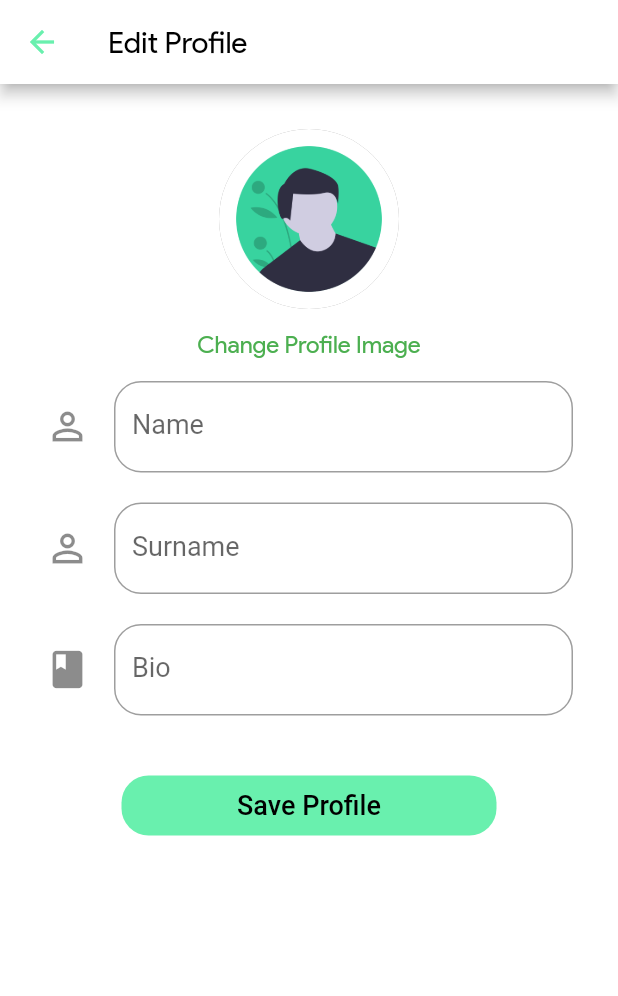
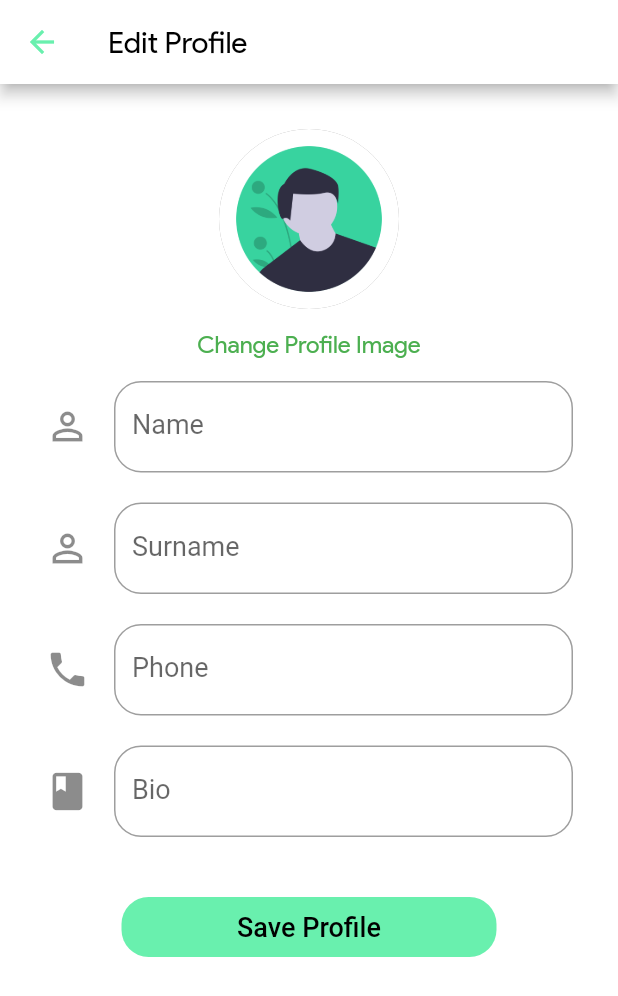
Before and after one commit to nikitafedorov008/folka, a Flutter app: the screen it shows once a user with an empty profile is signed in, item 5 of the bottom bar chosen, after a tap on the "settings" icon, on a phone screen of 412 x 824 dp. Shown: the top 996 px of the screen. Run offline on Flutter 3.47's test engine with Material 2 defaults, Android fonts, the phone set to English and light mode, and no system bars; our stand-ins replace cached_network_image, cloud_firestore, firebase_auth, firebase_storage, flutter_image_compress, image_cropper and 1 more; missing offline and left inert: animator, flutter_cupertino_date_picker, flutter_statusbarcolor; accounts and stored records are empty.

Commit message:
CreatePostScreen.dart new text fields works with DatabaseService.dart

```diff
--- a/lib/models/User.dart
+++ b/lib/models/User.dart
@@ -7,6 +7,7 @@ class User {
   final String birthdate;
   final String profileImageUrl;
   final String email;
+  final String phone;
   final String bio;
 
   User({
@@ -16,6 +17,7 @@ class User {
     this.birthdate,
     this.profileImageUrl,
     this.email,
+    this.phone,
     this.bio,
   });
 
@@ -27,6 +29,7 @@ class User {
       birthdate: doc['bithdate'],
       profileImageUrl: doc['profileImageUrl'],
       email: doc['email'],
+      phone: doc['phone'],
       bio: doc['bio'] ?? '',
     );
   }
--- a/lib/screens/CreatePostScreen.dart
+++ b/lib/screens/CreatePostScreen.dart
@@ -19,6 +19,9 @@ class CreatePostScreen extends StatefulWidget {
 class _CreatePostScreenState extends State<CreatePostScreen> {
   File _image;
   TextEditingController _captionController = TextEditingController();
+  TextEditingController _nameController = TextEditingController();
+  TextEditingController _priceController = TextEditingController();
+  TextEditingController _timeController = TextEditingController();
   String _caption = '';
   String _name = '';
   String _price = '';
@@ -313,10 +316,16 @@ class _CreatePostScreenState extends State<CreatePostScreen> {
 
       // Reset data
       _captionController.clear();
+      _nameController.clear();
+      _priceController.clear();
+      _timeController.clear();
 
       setState(() {
         _caption = '';
-        _image = null;
+        _name = '';
+        _price = '';
+        _time = '';
+        _category = null;
         _isLoading = false;
       });
     }
@@ -361,7 +370,7 @@ class _CreatePostScreenState extends State<CreatePostScreen> {
                 Padding(
                   padding: EdgeInsets.symmetric(horizontal: 30.0),
                   child: TextFormField(
-                    controller: _captionController,
+                    controller: _nameController,
                     style: TextStyle(fontSize: 18.0, fontFamily: 'productSans'),
                     decoration: InputDecoration(
                       border: new OutlineInputBorder(
@@ -377,7 +386,8 @@ class _CreatePostScreenState extends State<CreatePostScreen> {
                 Padding(
                   padding: EdgeInsets.symmetric(horizontal: 30.0),
                   child: TextFormField(
-                    controller: _captionController,
+                    keyboardType: TextInputType.numberWithOptions(),
+                    controller: _priceController,
                     style: TextStyle(fontSize: 18.0, fontFamily: 'productSans'),
                     decoration: InputDecoration(
                       border: new OutlineInputBorder(
@@ -393,7 +403,8 @@ class _CreatePostScreenState extends State<CreatePostScreen> {
                 Padding(
                   padding: EdgeInsets.symmetric(horizontal: 30.0),
                   child: TextFormField(
-                    controller: _captionController,
+                    keyboardType: TextInputType.numberWithOptions(),
+                    controller: _timeController,
                     style: TextStyle(fontSize: 18.0, fontFamily: 'productSans'),
                     decoration: InputDecoration(
                       border: new OutlineInputBorder(
--- a/lib/screens/EditProfileScreen.dart
+++ b/lib/screens/EditProfileScreen.dart
@@ -23,6 +23,7 @@ class _EditProfileScreenState extends State<EditProfileScreen> {
   File _profileImage;
   String _name = '';
   String _surname = '';
+  String _phone = '';
   String _birthdate = '';
   String _bio = '';
   bool _isLoading = false;
@@ -34,6 +35,7 @@ class _EditProfileScreenState extends State<EditProfileScreen> {
     super.initState();
     _name = widget.user.name;
     _surname = widget.user.surname;
+    _phone = widget.user.phone;
     _birthdate = widget.user.birthdate;
     _bio = widget.user.bio;
   }
@@ -88,6 +90,7 @@ class _EditProfileScreenState extends State<EditProfileScreen> {
         id: widget.user.id,
         name: _name,
         surname: _surname,
+        phone: _phone,
         birthdate: _birthdate,
         profileImageUrl: _profileImageUrl,
         bio: _bio,
@@ -253,6 +256,26 @@ class _EditProfileScreenState extends State<EditProfileScreen> {
                           : null,
                       onSaved: (input) => _name = input,
                     ),
+                    SizedBox(height: 20.0),
+                    TextFormField(
+                      initialValue: _phone,
+                      style: TextStyle(fontSize: 18.0),
+                      decoration: InputDecoration(
+                        border: new OutlineInputBorder(
+                          borderRadius: BorderRadius.circular(18.0),
+                          borderSide: new BorderSide(color: Colors.greenAccent),
+                        ),
+                        icon: Icon(
+                          Icons.phone,
+                          size: 30.0,
+                        ),
+                        labelText: 'Phone',
+                      ),
+                      validator: (input) => input.trim().length < 5
+                          ? 'Please enter a valid phone'
+                          : null,
+                      onSaved: (input) => _name = input,
+                    ),
                     /*SizedBox(height: 20.0),
                     GestureDetector(
                       //onTap: ()=> selectDate(context, DateTime.now(),),
--- a/lib/screens/SearchScreen.dart
+++ b/lib/screens/SearchScreen.dart
@@ -108,7 +108,9 @@ class _SearchScreenState extends State<SearchScreen> {
               child: Padding(
                 padding: const EdgeInsets.all(8.0),
                 child: Column(
-                  mainAxisAlignment: MainAxisAlignment.center,
+                  crossAxisAlignment: CrossAxisAlignment.center,
+                  mainAxisAlignment: MainAxisAlignment.spaceBetween,
+                  mainAxisSize: MainAxisSize.min,
                   children: <Widget>[
                     Image.asset('assets/images/notfound.png'),
                     Text('Nothing found, Please try again later',
--- a/lib/screens/SignUpScreen.dart
+++ b/lib/screens/SignUpScreen.dart
@@ -14,7 +14,7 @@ class SignupScreen extends StatefulWidget {
 
 class _SignupScreenState extends State<SignupScreen> {
   final _formKey = GlobalKey<FormState>();
-  String _name, _surname, _birthdate, _email, _password;
+  String _name, _surname, _birthdate, _email, _phone, _password;
 
   String birthDate = "";
   int age = -1;
@@ -33,7 +33,7 @@ class _SignupScreenState extends State<SignupScreen> {
     if (_formKey.currentState.validate()) {
       _formKey.currentState.save();
       // Logging in the user w/ Firebase
-      AuthService.signUpUser(context, _name, _surname, _birthdate, _email, _password);
+      AuthService.signUpUser(context, _name, _surname, _birthdate, _email, _phone, _password);
     }
   }
 
@@ -210,6 +210,25 @@ class _SignupScreenState extends State<SignupScreen> {
                         vertical: 10.0,
                       ),
                       child: TextFormField(
+                        keyboardType: TextInputType.phone,
+                        decoration: InputDecoration(
+                            border: new OutlineInputBorder(
+                              borderRadius: BorderRadius.circular(18.0),
+                              borderSide: new BorderSide(color: Colors.greenAccent),
+                            ),
+                            labelText: 'Phone'),
+                        validator: (input) => input.length < 6
+                            ? 'Please enter a valid phone number'
+                            : null,
+                        onSaved: (input) => _phone = input,
+                      ),
+                    ),
+                    Padding(
+                      padding: EdgeInsets.symmetric(
+                        horizontal: 30.0,
+                        vertical: 10.0,
+                      ),
+                      child: TextFormField(
                         decoration: InputDecoration(
                             border: new OutlineInputBorder(
                               borderRadius: BorderRadius.circular(18.0),
--- a/lib/services/AuthService.dart
+++ b/lib/services/AuthService.dart
@@ -9,7 +9,7 @@ class AuthService {
   static final _firestore = Firestore.instance;
 
   static void signUpUser(
-      BuildContext context, String name, String surname, String birthdate, String email, String password) async {
+      BuildContext context, String name, String surname, String birthdate, String email, String phone, String password) async {
     try {
       AuthResult authResult = await _auth.createUserWithEmailAndPassword(
         email: email,
@@ -22,6 +22,7 @@ class AuthService {
           'surname': surname,
           'birthdate': birthdate,
           'email': email,
+          'phone': phone,
           'profileImageUrl': '',
         });
         Provider.of<UserData>(context).currentUserId = signedInUser.uid;
--- a/lib/services/DatabaseService.dart
+++ b/lib/services/DatabaseService.dart
@@ -25,6 +25,10 @@ class DatabaseService {
     postsRef.document(post.authorId).collection('userPosts').add({
       'imageUrl': post.imageUrl,
       'caption': post.caption,
+      'name': post.name,
+      'price': post.price,
+      'time': post.time,
+      'category': post.category,
       'likeCount': post.likeCount,
       'authorId': post.authorId,
       'timestamp': post.timestamp,
```
